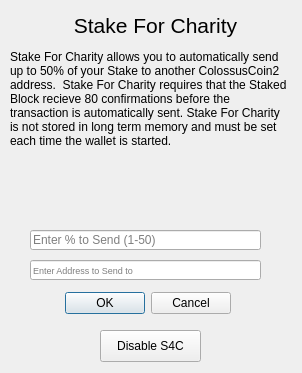
The window that src/qt/forms/charitydialog.ui (Fly-coin/Fly-coin) describes before a commit, drawn with Qt 5.
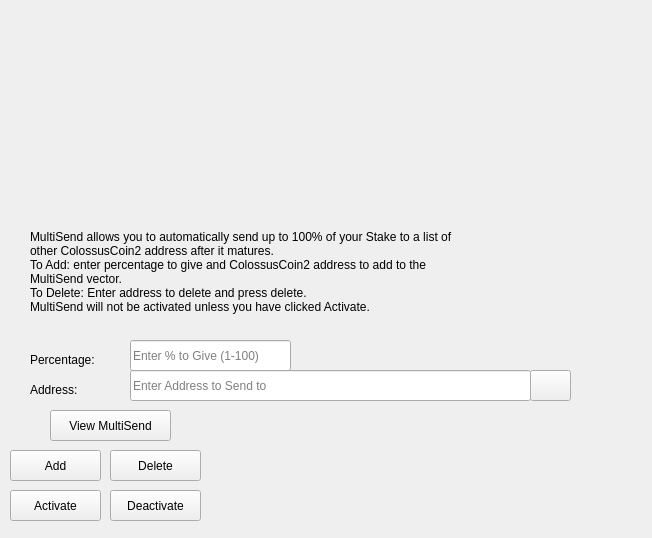
The same window after the commit. Icons and pictures are not drawn.

Commit message: Multi-Send GUI

What changed in the file:
```diff
--- a/src/qt/forms/charitydialog.ui
+++ b/src/qt/forms/charitydialog.ui
@@ -1,115 +1,67 @@
 <?xml version="1.0" encoding="UTF-8"?>
 <ui version="4.0">
- <class>charityDialog</class>
- <widget class="QDialog" name="charityDialog">
+ <class>StakeForCharityDialog</class>
+ <widget class="QWidget" name="StakeForCharityDialog">
+  <property name="windowModality">
+   <enum>Qt::NonModal</enum>
+  </property>
   <property name="geometry">
    <rect>
     <x>0</x>
     <y>0</y>
-    <width>302</width>
-    <height>373</height>
+    <width>652</width>
+    <height>538</height>
    </rect>
   </property>
   <property name="windowTitle">
    <string>S4C</string>
   </property>
-  <widget class="QDialogButtonBox" name="buttonBox">
-   <property name="geometry">
-    <rect>
-     <x>60</x>
-     <y>290</y>
-     <width>176</width>
-     <height>27</height>
-    </rect>
-   </property>
-   <property name="sizePolicy">
-    <sizepolicy hsizetype="Minimum" vsizetype="Fixed">
-     <horstretch>0</horstretch>
-     <verstretch>0</verstretch>
-    </sizepolicy>
-   </property>
-   <property name="layoutDirection">
-    <enum>Qt::LeftToRight</enum>
-   </property>
-   <property name="orientation">
-    <enum>Qt::Horizontal</enum>
-   </property>
-   <property name="standardButtons">
-    <set>QDialogButtonBox::Cancel|QDialogButtonBox::Ok</set>
-   </property>
-   <property name="centerButtons">
-    <bool>true</bool>
-   </property>
-  </widget>
   <widget class="QLineEdit" name="charityPercentEdit">
    <property name="geometry">
     <rect>
-     <x>30</x>
-     <y>230</y>
-     <width>231</width>
-     <height>20</height>
+     <x>130</x>
+     <y>340</y>
+     <width>161</width>
+     <height>31</height>
     </rect>
    </property>
    <property name="placeholderText">
-    <string>Enter % to Send (1-50)</string>
+    <string>Enter % to Give (1-100)</string>
    </property>
   </widget>
   <widget class="QLineEdit" name="charityAddressEdit">
    <property name="geometry">
     <rect>
-     <x>30</x>
-     <y>260</y>
-     <width>231</width>
-     <height>20</height>
+     <x>130</x>
+     <y>370</y>
+     <width>401</width>
+     <height>31</height>
     </rect>
    </property>
-   <property name="font">
-    <font>
-     <pointsize>7</pointsize>
-    </font>
+   <property name="toolTip">
+    <string/>
    </property>
    <property name="placeholderText">
     <string>Enter Address to Send to</string>
    </property>
   </widget>
-  <widget class="QLabel" name="label">
+  <widget class="QLabel" name="label_12">
    <property name="geometry">
     <rect>
      <x>30</x>
-     <y>10</y>
-     <width>251</width>
-     <height>31</height>
-    </rect>
-   </property>
-   <property name="font">
-    <font>
-     <pointsize>16</pointsize>
-    </font>
-   </property>
-   <property name="text">
-    <string>Stake For Charity</string>
-   </property>
-   <property name="scaledContents">
-    <bool>false</bool>
-   </property>
-   <property name="alignment">
-    <set>Qt::AlignCenter</set>
-   </property>
-  </widget>
-  <widget class="QLabel" name="label_2">
-   <property name="geometry">
-    <rect>
-     <x>10</x>
-     <y>50</y>
-     <width>281</width>
-     <height>151</height>
+     <y>230</y>
+     <width>451</width>
+     <height>121</height>
     </rect>
    </property>
    <property name="lineWidth">
     <number>1</number>
    </property>
    <property name="text">
-    <string>Stake For Charity allows you to automatically send up to 50% of your Stake to another ColossusCoin2 address.  Stake For Charity requires that the Staked Block recieve 80 confirmations before the transaction is automatically sent. Stake For Charity is not stored in long term memory and must be set each time the wallet is started. </string>
+    <string>MultiSend allows you to automatically send up to 100% of your Stake to a list of other ColossusCoin2 address after it matures.
+To Add: enter percentage to give and ColossusCoin2 address to add to the MultiSend vector. 
+To Delete: Enter address to delete and press delete.
+MultiSend will not be activated unless you have clicked Activate.</string>
    </property>
    <property name="alignment">
     <set>Qt::AlignLeading|Qt::AlignLeft|Qt::AlignTop</set>
@@ -118,20 +70,180 @@
     <bool>true</bool>
    </property>
   </widget>
-  <widget class="QPushButton" name="pushButton">
+  <widget class="QLabel" name="message">
    <property name="geometry">
     <rect>
-     <x>100</x>
-     <y>330</y>
-     <width>101</width>
-     <height>32</height>
+     <x>210</x>
+     <y>430</y>
+     <width>381</width>
+     <height>91</height>
     </rect>
    </property>
-   <property name="layoutDirection">
-    <enum>Qt::LeftToRight</enum>
+   <property name="text">
+    <string/>
    </property>
+  </widget>
+  <widget class="QPushButton" name="addButton">
+   <property name="geometry">
+    <rect>
+     <x>10</x>
+     <y>450</y>
+     <width>91</width>
+     <height>31</height>
+    </rect>
+   </property>
+   <property name="toolTip">
+    <string/>
+   </property>
+   <property name="statusTip">
+    <string>Add to MultiSend Vector</string>
+   </property>
    <property name="text">
-    <string>Disable S4C</string>
+    <string>Add</string>
+   </property>
+  </widget>
+  <widget class="QPushButton" name="disableButton">
+   <property name="geometry">
+    <rect>
+     <x>110</x>
+     <y>490</y>
+     <width>91</width>
+     <height>31</height>
+    </rect>
+   </property>
+   <property name="statusTip">
+    <string>Deactivate MultiSend</string>
+   </property>
+   <property name="text">
+    <string>Deactivate</string>
+   </property>
+  </widget>
+  <widget class="QPushButton" name="addressBookButton">
+   <property name="geometry">
+    <rect>
+     <x>530</x>
+     <y>370</y>
+     <width>41</width>
+     <height>31</height>
+    </rect>
+   </property>
+   <property name="toolTip">
+    <string>Choose an address from the address book</string>
+   </property>
+   <property name="text">
+    <string/>
+   </property>
+   <property name="icon">
+    <iconset resource="../bitcoin.qrc">
+     <normaloff>:/icons/address-book</normaloff>:/icons/address-book</iconset>
+   </property>
+   <property name="shortcut">
+    <string>Alt+A</string>
+   </property>
+   <property name="autoDefault">
+    <bool>false</bool>
+   </property>
+  </widget>
+  <widget class="QLabel" name="label">
+   <property name="geometry">
+    <rect>
+     <x>30</x>
+     <y>350</y>
+     <width>91</width>
+     <height>20</height>
+    </rect>
+   </property>
+   <property name="toolTip">
+    <string>Percentage of stake to send</string>
+   </property>
+   <property name="text">
+    <string>Percentage:</string>
+   </property>
+  </widget>
+  <widget class="QLabel" name="label_5">
+   <property name="geometry">
+    <rect>
+     <x>30</x>
+     <y>380</y>
+     <width>91</width>
+     <height>20</height>
+    </rect>
+   </property>
+   <property name="toolTip">
+    <string>Address to send portion of stake to</string>
+   </property>
+   <property name="text">
+    <string>Address:</string>
+   </property>
+  </widget>
+  <widget class="QPushButton" name="deleteButton">
+   <property name="geometry">
+    <rect>
+     <x>110</x>
+     <y>450</y>
+     <width>91</width>
+     <height>31</height>
+    </rect>
+   </property>
+   <property name="toolTip">
+    <string/>
+   </property>
+   <property name="statusTip">
+    <string>Delete Address From MultiSend Vector</string>
+   </property>
+   <property name="text">
+    <string>Delete</string>
+   </property>
+  </widget>
+  <widget class="QPushButton" name="activateButton">
+   <property name="geometry">
+    <rect>
+     <x>10</x>
+     <y>490</y>
+     <width>91</width>
+     <height>31</height>
+    </rect>
+   </property>
+   <property name="statusTip">
+    <string>Activate MultiSend</string>
+   </property>
+   <property name="text">
+    <string>Activate</string>
+   </property>
+  </widget>
+  <widget class="QPushButton" name="viewButton">
+   <property name="geometry">
+    <rect>
+     <x>50</x>
+     <y>410</y>
+     <width>121</width>
+     <height>31</height>
+    </rect>
+   </property>
+   <property name="toolTip">
+    <string/>
+   </property>
+   <property name="statusTip">
+    <string>View MultiSend Vector</string>
+   </property>
+   <property name="text">
+    <string>View MultiSend</string>
+   </property>
+  </widget>
+  <widget class="QLabel" name="imagelabel">
+   <property name="geometry">
+    <rect>
+     <x>160</x>
+     <y>10</y>
+     <width>231</width>
+     <height>211</height>
+    </rect>
+   </property>
+   <property name="styleSheet">
+    <string notr="true">image: url(:/icons/circuit);</string>
+   </property>
+   <property name="text">
+    <string/>
    </property>
   </widget>
  </widget>
```
Left out of the diff: 44 changed lines with no effect on the pictures. The commit also changes 10 other files.
